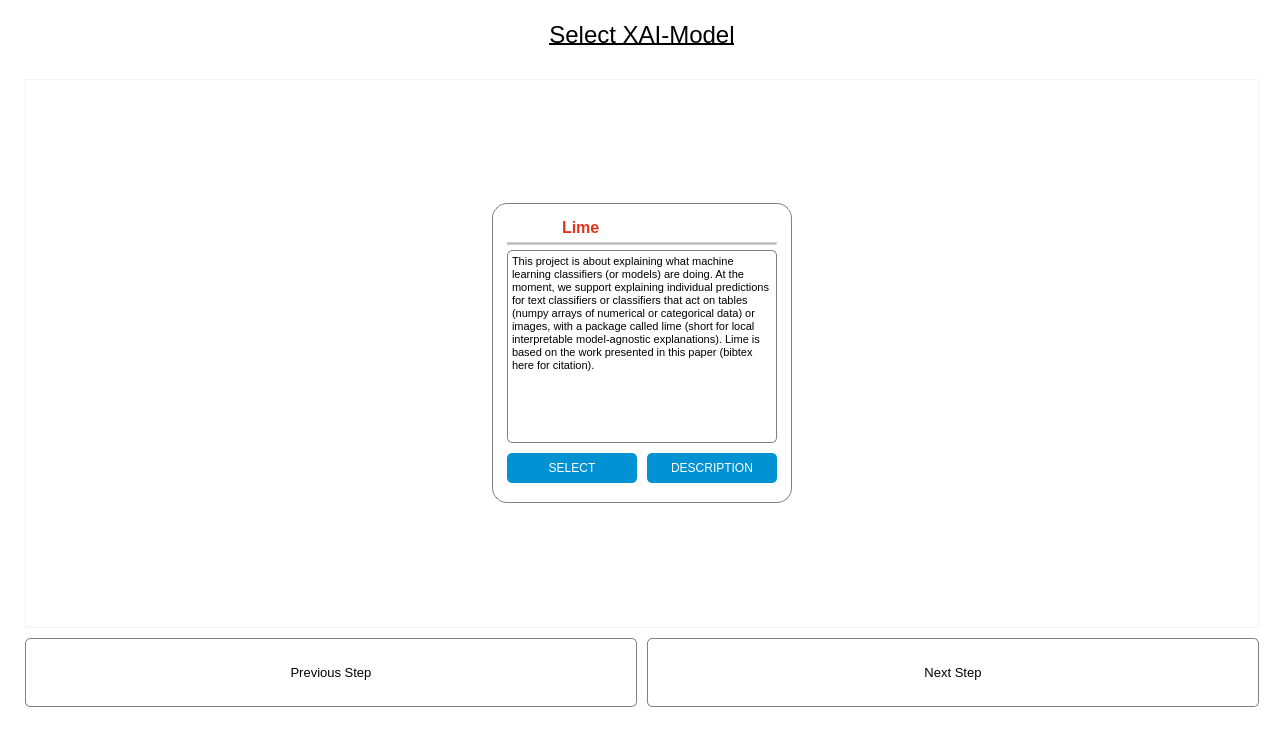
The window that UI/Design/xai-model.ui (MarkMolenmakerHU/INNO_xAITool) describes before a commit, drawn with Qt 5.
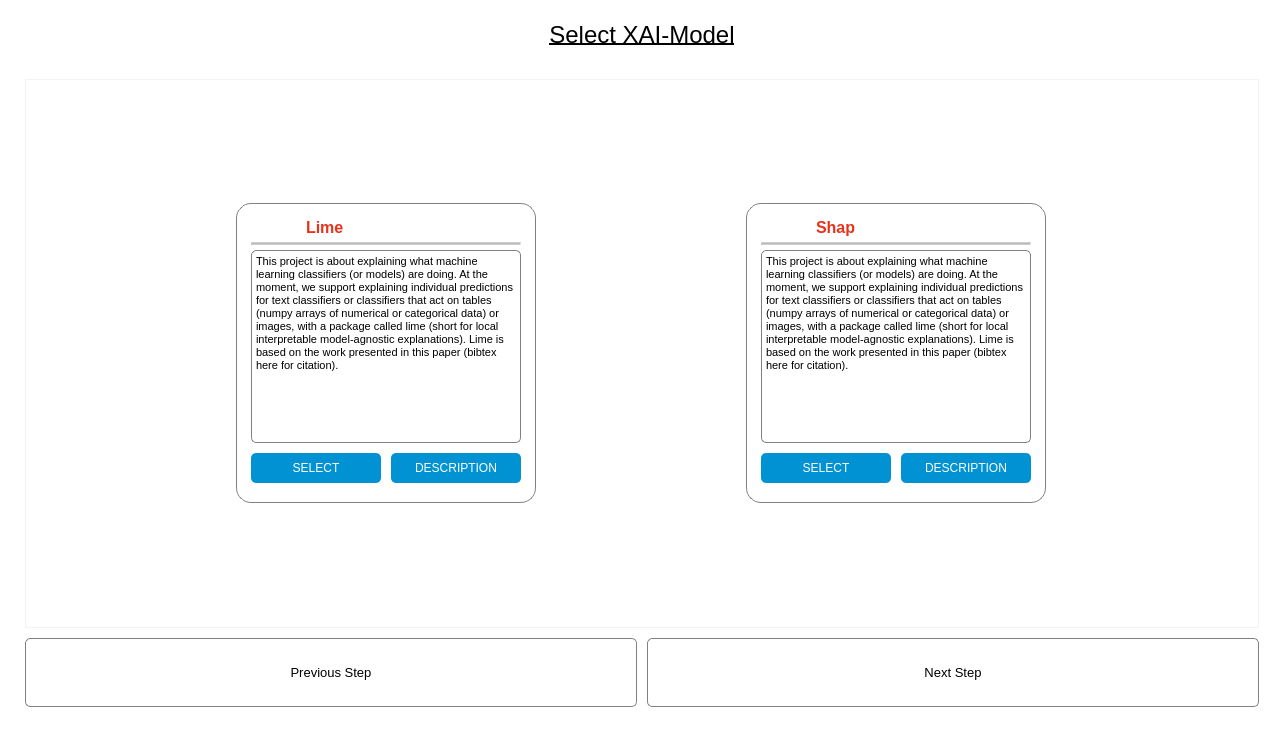
The same window after the commit. Icons and pictures are not drawn.

```diff
--- a/UI/Design/xai-model.ui
+++ b/UI/Design/xai-model.ui
@@ -330,6 +330,252 @@
           </layout>
          </widget>
         </item>
+        <item>
+         <widget class="QWidget" name="shapWidget" native="true">
+          <property name="sizePolicy">
+           <sizepolicy hsizetype="Maximum" vsizetype="Maximum">
+            <horstretch>0</horstretch>
+            <verstretch>0</verstretch>
+           </sizepolicy>
+          </property>
+          <property name="minimumSize">
+           <size>
+            <width>300</width>
+            <height>300</height>
+           </size>
+          </property>
+          <property name="autoFillBackground">
+           <bool>false</bool>
+          </property>
+          <property name="styleSheet">
+           <string notr="true">QWidget#shapWidget {
+	background: rgb(255, 255, 255);
+	border-radius: 15px;
+	border: 1px solid grey;
+}
+</string>
+          </property>
+          <layout class="QGridLayout" name="gridLayout_4" rowstretch="0,0,0,0,0" columnstretch="0,0">
+           <property name="leftMargin">
+            <number>15</number>
+           </property>
+           <property name="topMargin">
+            <number>15</number>
+           </property>
+           <property name="rightMargin">
+            <number>15</number>
+           </property>
+           <property name="bottomMargin">
+            <number>15</number>
+           </property>
+           <property name="spacing">
+            <number>5</number>
+           </property>
+           <item row="3" column="0" colspan="2">
+            <widget class="QTextBrowser" name="textBrowser_3">
+             <property name="sizePolicy">
+              <sizepolicy hsizetype="Expanding" vsizetype="Expanding">
+               <horstretch>2</horstretch>
+               <verstretch>0</verstretch>
+              </sizepolicy>
+             </property>
+             <property name="styleSheet">
+              <string notr="true">border: 1px solid grey;
+border-radius: 5px;</string>
+             </property>
+             <property name="verticalScrollBarPolicy">
+              <enum>Qt::ScrollBarAsNeeded</enum>
+             </property>
+             <property name="horizontalScrollBarPolicy">
+              <enum>Qt::ScrollBarAlwaysOff</enum>
+             </property>
+             <property name="html">
+              <string>&lt;!DOCTYPE HTML PUBLIC &quot;-//W3C//DTD HTML 4.0//EN&quot; &quot;http://www.w3.org/TR/REC-html40/strict.dtd&quot;&gt;
+&lt;html&gt;&lt;head&gt;&lt;meta name=&quot;qrichtext&quot; content=&quot;1&quot; /&gt;&lt;style type=&quot;text/css&quot;&gt;
+p, li { white-space: pre-wrap; }
+&lt;/style&gt;&lt;/head&gt;&lt;body style=&quot; font-family:'MS Shell Dlg 2'; font-size:7.8pt; font-weight:400; font-style:normal;&quot;&gt;
+&lt;p style=&quot; margin-top:0px; margin-bottom:0px; margin-left:0px; margin-right:0px; -qt-block-indent:0; text-indent:0px;&quot;&gt;&lt;span style=&quot; font-size:8pt;&quot;&gt;This project is about explaining what machine learning classifiers (or models) are doing. At the moment, we support explaining individual predictions for text classifiers or classifiers that act on tables (numpy arrays of numerical or categorical data) or images, with a package called lime (short for local interpretable model-agnostic explanations). Lime is based on the work presented in this paper (bibtex here for citation).&lt;/span&gt;&lt;/p&gt;&lt;/body&gt;&lt;/html&gt;</string>
+             </property>
+            </widget>
+           </item>
+           <item row="2" column="0" colspan="2">
+            <widget class="Line" name="line_5">
+             <property name="sizePolicy">
+              <sizepolicy hsizetype="Expanding" vsizetype="Minimum">
+               <horstretch>0</horstretch>
+               <verstretch>0</verstretch>
+              </sizepolicy>
+             </property>
+             <property name="minimumSize">
+              <size>
+               <width>0</width>
+               <height>1</height>
+              </size>
+             </property>
+             <property name="font">
+              <font>
+               <weight>50</weight>
+               <bold>false</bold>
+              </font>
+             </property>
+             <property name="styleSheet">
+              <string notr="true">background: rgba(0, 0, 0, 0.1);</string>
+             </property>
+             <property name="lineWidth">
+              <number>1</number>
+             </property>
+             <property name="midLineWidth">
+              <number>1</number>
+             </property>
+             <property name="orientation">
+              <enum>Qt::Horizontal</enum>
+             </property>
+            </widget>
+           </item>
+           <item row="4" column="0" colspan="2">
+            <layout class="QHBoxLayout" name="horizontalLayout_7">
+             <property name="spacing">
+              <number>10</number>
+             </property>
+             <property name="topMargin">
+              <number>5</number>
+             </property>
+             <property name="bottomMargin">
+              <number>5</number>
+             </property>
+             <item>
+              <widget class="QPushButton" name="selectButton1">
+               <property name="minimumSize">
+                <size>
+                 <width>0</width>
+                 <height>30</height>
+                </size>
+               </property>
+               <property name="cursor">
+                <cursorShape>PointingHandCursor</cursorShape>
+               </property>
+               <property name="styleSheet">
+                <string notr="true">background-color: #0092d2;
+color: white;
+border-radius: 5px;</string>
+               </property>
+               <property name="text">
+                <string>SELECT</string>
+               </property>
+              </widget>
+             </item>
+             <item>
+              <widget class="QPushButton" name="descriptionButton1">
+               <property name="minimumSize">
+                <size>
+                 <width>0</width>
+                 <height>30</height>
+                </size>
+               </property>
+               <property name="cursor">
+                <cursorShape>PointingHandCursor</cursorShape>
+               </property>
+               <property name="styleSheet">
+                <string notr="true">background-color: #0092d2;
+color: white;
+border-radius: 5px;</string>
+               </property>
+               <property name="text">
+                <string>DESCRIPTION</string>
+               </property>
+              </widget>
+             </item>
+            </layout>
+           </item>
+           <item row="1" column="0" colspan="2">
+            <layout class="QHBoxLayout" name="horizontalLayout_8" stretch="2,4,2">
+             <property name="spacing">
+              <number>5</number>
+             </property>
+             <property name="rightMargin">
+              <number>10</number>
+             </property>
+             <item>
+              <widget class="QLabel" name="label_6">
+               <property name="sizePolicy">
+                <sizepolicy hsizetype="Fixed" vsizetype="Fixed">
+                 <horstretch>0</horstretch>
+                 <verstretch>0</verstretch>
+                </sizepolicy>
+               </property>
+               <property name="minimumSize">
+                <size>
+                 <width>0</width>
+                 <height>0</height>
+                </size>
+               </property>
+               <property name="maximumSize">
+                <size>
+                 <width>50</width>
+                 <height>50</height>
+                </size>
+               </property>
+               <property name="text">
+                <string/>
+               </property>
+               <property name="pixmap">
+                <pixmap>Images/shap.png</pixmap>
+               </property>
+               <property name="scaledContents">
+                <bool>true</bool>
+               </property>
+               <property name="alignment">
+                <set>Qt::AlignCenter</set>
+               </property>
+              </widget>
+             </item>
+             <item>
+              <widget class="QLabel" name="titleLabel1">
+               <property name="font">
+                <font>
+                 <pointsize>12</pointsize>
+                 <weight>75</weight>
+                 <bold>true</bold>
+                </font>
+               </property>
+               <property name="styleSheet">
+                <string notr="true">color: #e6331c;</string>
+               </property>
+               <property name="text">
+                <string>Shap</string>
+               </property>
+               <property name="alignment">
+                <set>Qt::AlignLeading|Qt::AlignLeft|Qt::AlignVCenter</set>
+               </property>
+              </widget>
+             </item>
+             <item>
+              <widget class="QLabel" name="infoLabel1">
+               <property name="maximumSize">
+                <size>
+                 <width>25</width>
+                 <height>25</height>
+                </size>
+               </property>
+               <property name="cursor">
+                <cursorShape>WhatsThisCursor</cursorShape>
+               </property>
+               <property name="text">
+                <string/>
+               </property>
+               <property name="pixmap">
+                <pixmap>Images/info.png</pixmap>
+               </property>
+               <property name="scaledContents">
+                <bool>true</bool>
+               </property>
+              </widget>
+             </item>
+            </layout>
+           </item>
+          </layout>
+         </widget>
+        </item>
        </layout>
       </widget>
      </widget>
```
Left out of the diff: 24 changed lines with no effect on the pictures.
